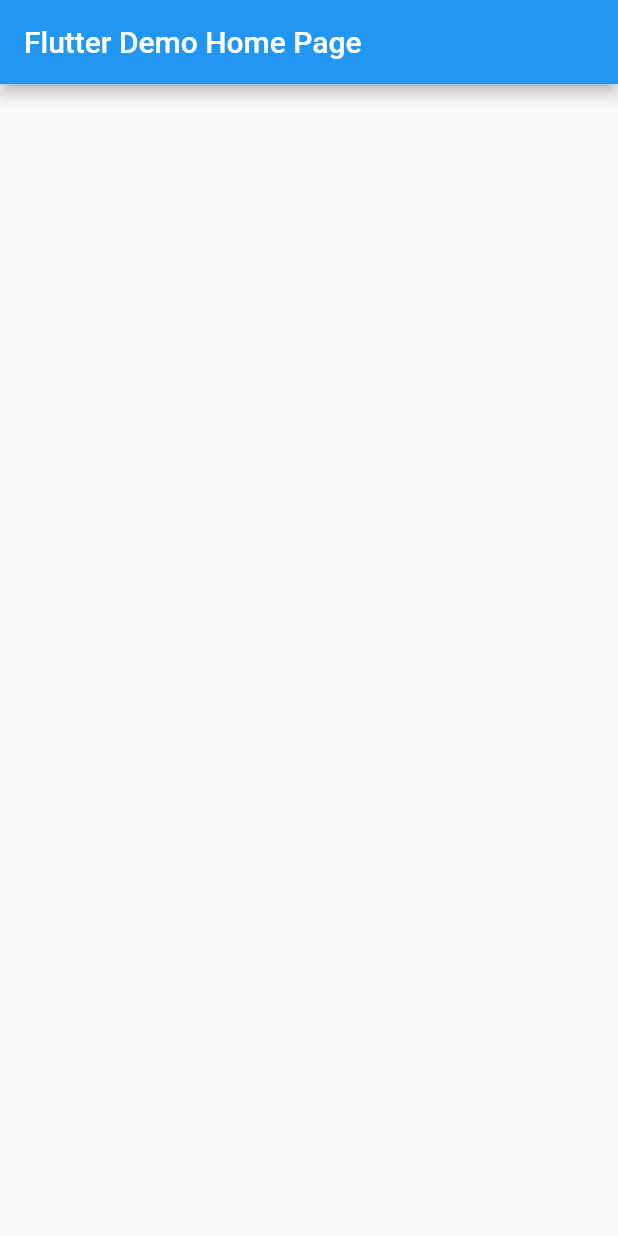
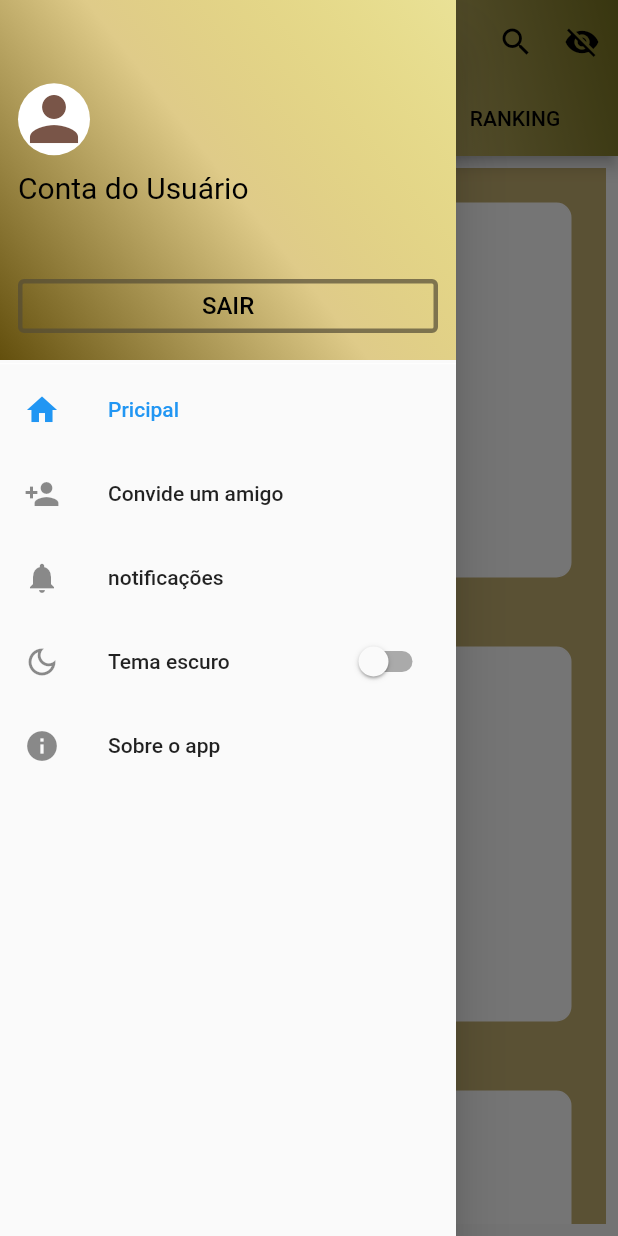
Before and after one commit to proz-tecnologia/PIT03GP01, a Flutter app: the screen it shows after launch, with the side drawer open (before the commit the screen has no drawer), on a phone screen of 412 x 824 dp. Run offline on Flutter 3.47's test engine with Material 2 defaults, Android fonts, the phone set to English and light mode, and no system bars.

Commit message:
Primeiras implementações do projeto

```diff
--- /dev/null
+++ b/lib/drawer/drawer.dart
@@ -0,0 +1,99 @@
+import 'package:flutter/material.dart';
+import 'package:srminhaeiro/widgets/textsStrings.dart';
+import 'package:srminhaeiro/widgets/themeChange.dart';
+
+class DrawerConfig extends StatelessWidget {
+  const DrawerConfig({
+    Key? key,
+  }) : super(key: key);
+
+  @override
+  Widget build(BuildContext context) {
+    return Drawer(
+      child: ListView(children: [
+        Container(
+          decoration: const BoxDecoration(
+            gradient: LinearGradient(
+              colors: [
+                Color.fromARGB(255, 99, 79, 13),
+                Color(0xffdfcb89),
+                Color.fromARGB(140, 220, 205, 69),
+              ],
+              begin: Alignment.bottomLeft,
+              end: Alignment.topRight,
+            ),
+          ),
+          height: 240,
+          child: Padding(
+            padding: const EdgeInsets.all(12.0),
+            child: Column(
+              mainAxisAlignment: MainAxisAlignment.spaceBetween,
+              crossAxisAlignment: CrossAxisAlignment.start,
+              children: [
+                const Expanded(child: SizedBox()),
+                const CircleAvatar(
+                  radius: 24,
+                  backgroundColor: Colors.white,
+                  child: Icon(
+                    Icons.person,
+                    color: Colors.brown,
+                    size: 48,
+                  ),
+                ),
+                Padding(
+                    padding: const EdgeInsets.only(top: 10.0),
+                    child: GeneralTexts.drawer_User_Name),
+                const Expanded(child: SizedBox()),
+                SizedBox(
+                    width: double.maxFinite,
+                    child: OutlinedButton(
+                        style: OutlinedButton.styleFrom(
+                            side: const BorderSide(
+                                color: Color.fromARGB(180, 84, 76, 54),
+                                width: 3)),
+                        onPressed: () {},
+                        child: GeneralTexts.drawer_Sign_Out)),
+              ],
+            ),
+          ),
+        ),
+        const Divider(
+          color: Colors.white,
+          height: 5,
+        ),
+        ListTile(
+          selected: true,
+          leading: const Icon(
+            Icons.home,
+          ),
+          title: GeneralTexts.drawer_princpal,
+        ),
+        ListTile(
+          leading: const Icon(
+            Icons.person_add,
+          ),
+          title: GeneralTexts.drawer_Invite,
+        ),
+        ListTile(
+          leading: const Icon(
+            Icons.notifications,
+          ),
+          title: GeneralTexts.drawer_notifications,
+        ),
+        ListTile(
+          leading: const Icon(
+            Icons.dark_mode_outlined,
+          ),
+          title: GeneralTexts.drawer_theme,
+          trailing: const Themechange(),
+        ),
+        ListTile(
+          leading: const Icon(
+            Icons.info,
+          ),
+          title: GeneralTexts.drawer_About_App,
+        ),
+      ]),
+    );
+  }
+}
--- a/lib/home_page/home_page.dart
+++ /dev/null
@@ -1,27 +0,0 @@
-import 'package:flutter/material.dart';
-
-class MyHomePage extends StatefulWidget {
-  const MyHomePage({super.key, required this.title});
-
-  final String title;
-
-  @override
-  State<MyHomePage> createState() => _MyHomePageState();
-}
-
-class _MyHomePageState extends State<MyHomePage> {
-  @override
-  Widget build(BuildContext context) {
-    return Scaffold(
-      appBar: AppBar(
-        title: Text(widget.title),
-      ),
-      body: Center(
-        child: Column(
-          mainAxisAlignment: MainAxisAlignment.center,
-          children: const [],
-        ),
-      ),
-    );
-  }
-}
--- a/lib/main.dart
+++ b/lib/main.dart
@@ -1,22 +1,30 @@
 import 'package:flutter/material.dart';
+import 'package:srminhaeiro/pages/general_pages/Appbar.dart';
+import 'package:srminhaeiro/widgets/themeChange.dart';
 
-import 'home_page/home_page.dart';
+import 'pages/general_pages/generalPagesBody.dart';
 
 void main() {
   runApp(const MyApp());
 }
 
 class MyApp extends StatelessWidget {
-  const MyApp({super.key});
+  const MyApp({Key? key}) : super(key: key);
 
   @override
   Widget build(BuildContext context) {
-    return MaterialApp(
-      title: 'Flutter Demo',
-      theme: ThemeData(
-        primarySwatch: Colors.blue,
-      ),
-      home: const MyHomePage(title: 'Flutter Demo Home Page'),
-    );
+    return AnimatedBuilder(
+        animation: Appcontroller.instance,
+        builder: (context, child) {
+          return MaterialApp(
+            title: 'Flutter Demo',
+            debugShowCheckedModeBanner: false,
+            theme: ThemeData(
+                brightness: Appcontroller.instance.theme
+                    ? Brightness.dark
+                    : Brightness.light),
+            home: const MyHomePage(),
+          );
+        });
   }
 }
--- /dev/null
+++ b/lib/pages/general_pages/Appbar.dart
@@ -0,0 +1,97 @@
+import 'dart:ui';
+import 'package:flutter/material.dart';
+import 'package:srminhaeiro/drawer/drawer.dart';
+import 'package:srminhaeiro/pages/general_pages/generalPagesBody.dart';
+import 'package:srminhaeiro/widgets/textsStrings.dart';
+
+class MyHomePage extends StatefulWidget {
+  const MyHomePage({
+    Key? key,
+  }) : super(key: key);
+
+  @override
+  State<MyHomePage> createState() => _MyHomePageState();
+}
+
+class _MyHomePageState extends State<MyHomePage> {
+  Icon searchIconAction = const Icon(
+    Icons.search,
+    color: Colors.black,
+  );
+
+  @override
+  Widget build(BuildContext context) {
+    return DefaultTabController(
+      length: 3,
+      child: SafeArea(
+        child: Scaffold(
+          appBar: AppBar(
+            flexibleSpace: Container(
+              decoration: const BoxDecoration(
+                gradient: LinearGradient(
+                  colors: [
+                    Color.fromARGB(255, 99, 79, 13),
+                    Color(0xffdfcb89),
+                    Color.fromARGB(255, 122, 117, 33),
+                  ],
+                  begin: Alignment.bottomLeft,
+                  end: Alignment.topRight,
+                ),
+              ),
+            ),
+            title: GeneralTexts.Home_page_title,
+            actions: [
+              IconButton(
+                icon: searchIconAction,
+                onPressed: () {
+                  setState(() {
+                    if (searchIconAction.icon == Icons.search) {
+                      searchIconAction = const Icon(Icons.close);
+
+                      GeneralTexts.Home_page_title = const TextField(
+                        style: TextStyle(
+                          color: Colors.black,
+                        ),
+                        decoration: InputDecoration(
+                          prefixIcon: Icon(
+                            Icons.search,
+                            color: Colors.black,
+                          ),
+                          hintText: "Search...",
+                          hintStyle: TextStyle(color: Colors.black),
+                        ),
+                      );
+                    } else {
+                      searchIconAction = const Icon(Icons.search);
+                      GeneralTexts.Home_page_title =
+                          GeneralTexts.Home_page_title_back;
+                    }
+                  });
+                },
+                alignment: Alignment.centerRight,
+              ),
+              IconButton(
+                  onPressed: () {},
+                  icon: const Icon(
+                    Icons.visibility_off,
+                    color: Colors.black,
+                  ))
+            ],
+            bottom: TabBar(
+              indicatorColor: Color.fromARGB(255, 234, 233, 227),
+              tabs: [
+                Tab(child: GeneralTexts.home_page_Home_icon),
+                Tab(child: GeneralTexts.home_page_setting_icon),
+                Tab(child: GeneralTexts.home_page_trending_icon),
+              ],
+            ),
+            elevation: 4,
+            titleSpacing: 20,
+          ),
+          drawer: const DrawerConfig(),
+          body: const HomePageBody(),
+        ),
+      ),
+    );
+  }
+}
--- /dev/null
+++ b/lib/pages/general_pages/generalPagesBody.dart
@@ -0,0 +1,24 @@
+import 'package:flutter/material.dart';
+import 'package:srminhaeiro/pages/tabsPages/homePage/inicio_Tab.dart';
+import 'package:srminhaeiro/pages/tabsPages/rankingPage/ranking_Tab.dart';
+import 'package:srminhaeiro/pages/tabsPages/sonhosPage/sonhos_Tab.dart';
+
+class HomePageBody extends StatelessWidget {
+  const HomePageBody({
+    Key? key,
+  }) : super(key: key);
+
+  @override
+  Widget build(BuildContext context) {
+    return const Padding(
+      padding: EdgeInsets.all(8.0),
+      child: Expanded(
+        child: TabBarView(children: [
+          Inicio_Tab(),
+          Sonhos_Tab(),
+          Ranking_Tab(),
+        ]),
+      ),
+    );
+  }
+}
--- /dev/null
+++ b/lib/pages/tabsPages/homePage/inicio_Tab.dart
@@ -0,0 +1,61 @@
+// ignore_for_file: camel_case_types
+
+import 'package:flutter/material.dart';
+import 'package:srminhaeiro/widgets/textsStrings.dart';
+
+class Inicio_Tab extends StatelessWidget {
+  const Inicio_Tab({super.key});
+
+  @override
+  Widget build(BuildContext context) {
+    return Scaffold(
+      backgroundColor: const Color.fromARGB(255, 197, 176, 113),
+      body: CustomScrollView(
+        slivers: [
+          SliverToBoxAdapter(
+            child: Padding(
+              padding: const EdgeInsets.all(8),
+              child: Container(
+                margin: const EdgeInsets.all(15.0),
+                decoration: BoxDecoration(
+                    color: Colors.white,
+                    border: Border.all(color: Colors.white),
+                    borderRadius: BorderRadius.circular(10)),
+                height: 250,
+                child: Center(child: GeneralTexts.inicio_page_body),
+              ),
+            ),
+          ),
+          SliverToBoxAdapter(
+            child: Padding(
+              padding: const EdgeInsets.all(8),
+              child: Container(
+                margin: const EdgeInsets.all(15.0),
+                decoration: BoxDecoration(
+                    color: Colors.white,
+                    border: Border.all(color: Colors.white),
+                    borderRadius: BorderRadius.circular(10)),
+                height: 250,
+                child: Center(child: GeneralTexts.inicio_page_body),
+              ),
+            ),
+          ),
+          SliverToBoxAdapter(
+            child: Padding(
+              padding: const EdgeInsets.all(8),
+              child: Container(
+                margin: const EdgeInsets.all(15.0),
+                decoration: BoxDecoration(
+                    color: Colors.white,
+                    border: Border.all(color: Colors.white),
+                    borderRadius: BorderRadius.circular(10)),
+                height: 250,
+                child: Center(child: GeneralTexts.inicio_page_body),
+              ),
+            ),
+          )
+        ],
+      ),
+    );
+  }
+}
--- /dev/null
+++ b/lib/widgets/textsStrings.dart
@@ -0,0 +1,62 @@
+// ignore_for_file: file_names, non_constant_identifier_names
+
+import 'package:flutter/material.dart';
+
+class GeneralTexts {
+  //APP BAR REGION  BEGINS
+  static Widget Home_page_title = const Text("Sr. M i n h a e i r o",
+      style: TextStyle(color: Colors.black, fontWeight: FontWeight.w500));
+  static Widget Home_page_title_back = const Text("Sr. M i n h a e i r o",
+      style: TextStyle(color: Colors.black, fontWeight: FontWeight.w500));
+
+  // TAB BAR MENU NAME REGION BEGINS
+  static Widget home_page_Home_icon = const Text(
+    "INÍCIO",
+    style: TextStyle(color: Colors.black, fontWeight: FontWeight.w500),
+  );
+  static Widget home_page_trending_icon = const Text(
+    "RANKING",
+    style: TextStyle(color: Colors.black, fontWeight: FontWeight.w500),
+  );
+  static Widget home_page_setting_icon = const Text(
+    "SONHOS",
+    style: TextStyle(color: Colors.black, fontWeight: FontWeight.w500),
+  );
+  // TAB BAR MENU NAME REGION ENDS
+
+  // APP BAR REGION ENDS
+
+  //HOME PAGE REGION BEGINS
+  static Widget inicio_page_body = const Text("INÍCIO");
+
+  //HOME PAGE REGION ENDS
+
+  //SONHOS PAGE REGION BEGINS
+  static Widget sonhos_page_body = const Text("SONHOS");
+
+  //SONHOS PAGE REGION ENDS
+
+  //RANKING PAGE REGION BEGINS
+  static Widget ranking_page_body = const Text("RANKING");
+
+  //RANKING PAGE REGION ENDS
+
+  //DRAWER REGION BEGINS
+  static Widget drawer_User_Name = const Text(
+    "Conta do Usuário",
+    style: TextStyle(color: Colors.black, fontSize: 20),
+  );
+
+  static Widget drawer_Sign_Out = const Text(
+    "SAIR",
+    style: TextStyle(color: Colors.black, fontSize: 16),
+  );
+  static Widget drawer_princpal = const Text("Pricipal");
+  static Widget drawer_theme = const Text("Tema escuro");
+  static Widget drawer_Invite = const Text("Convide um amigo");
+  static Widget drawer_notifications = const Text("notificações");
+  static Widget drawer_About_App = const Text("Sobre o app");
+
+  //DRAWER REGION ENDS
+
+}
--- /dev/null
+++ b/lib/widgets/themeChange.dart
@@ -0,0 +1,33 @@
+import 'package:flutter/material.dart';
+
+class Appcontroller extends ChangeNotifier {
+  bool theme = false;
+
+  static Appcontroller instance = Appcontroller();
+
+  changetheme() {
+    theme = !theme;
+
+    notifyListeners();
+  }
+}
+
+class Themechange extends StatefulWidget {
+  const Themechange({super.key});
+
+  @override
+  State<Themechange> createState() => _ThemechangeState();
+}
+
+class _ThemechangeState extends State<Themechange> {
+  @override
+  Widget build(BuildContext context) {
+    return Switch(
+        value: Appcontroller.instance.theme,
+        onChanged: (value) {
+          setState(() {
+            Appcontroller.instance.changetheme();
+          });
+        });
+  }
+}
```
Also changed, not shown: lib/pages/tabsPages/rankingPage/ranking_Tab.dart (added, +47 -0 lines), lib/pages/tabsPages/sonhosPage/sonhos_Tab.dart (added, +77 -0 lines).
